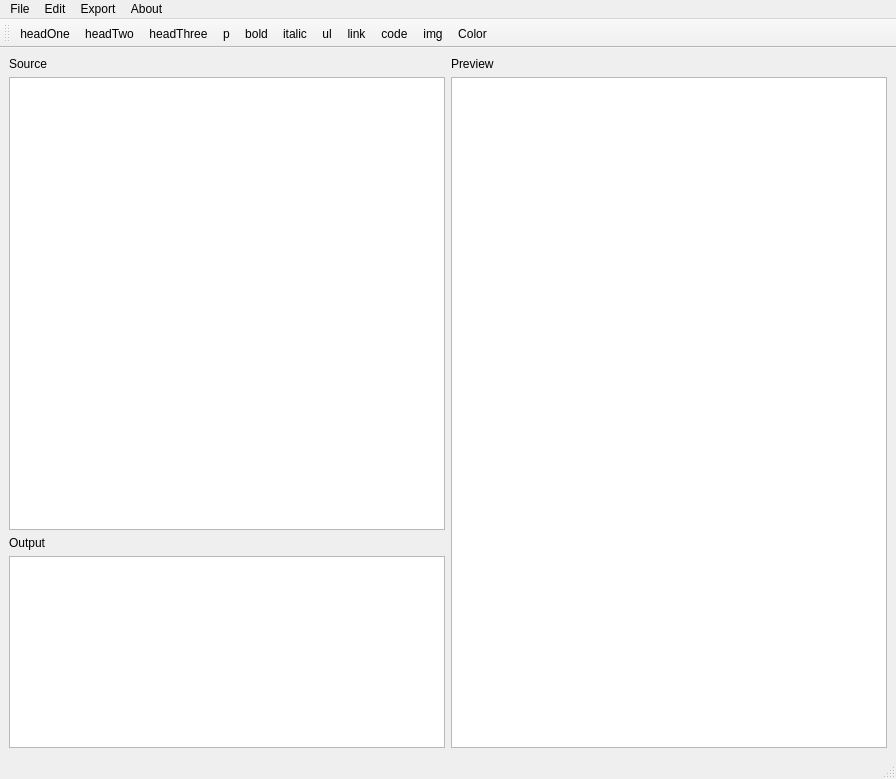
Qt form src/ui/mainwindow.ui (pavelkral/mdedit) before a commit.
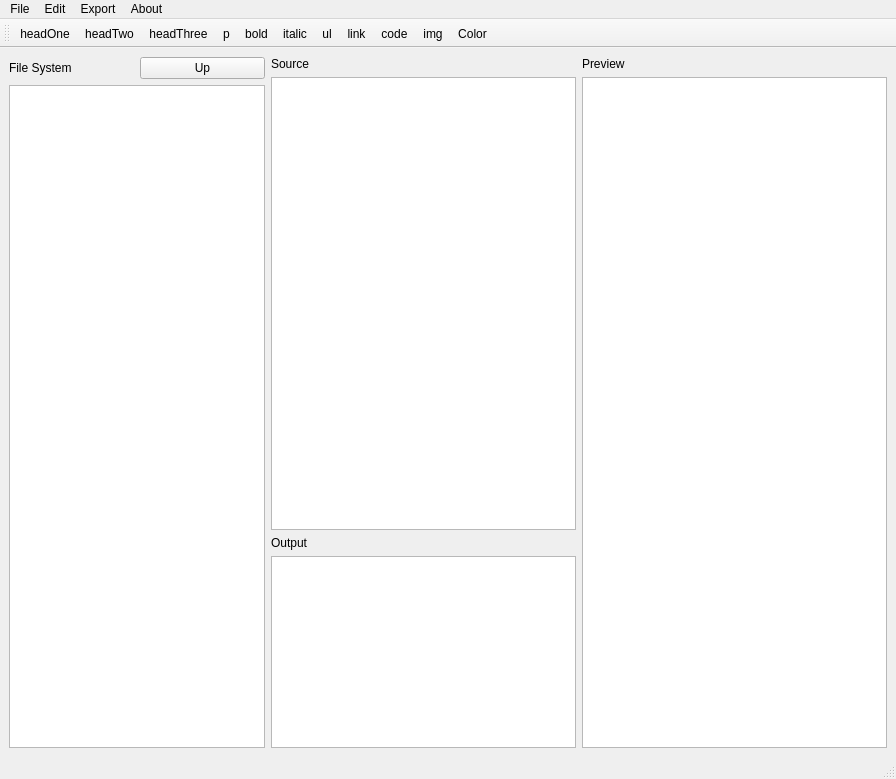
The same form after that commit. Icons and pictures are not drawn.

Commit message:
Add file system browser to main window
Introduced a file system browser using QFileSystemModel and a new ParentDirProxyModel, allowing users to navigate directories and open files from within the application. Updated the UI to include a file tree view and an 'Up' button for directory navigation. Refactored mainwindow.cpp and mainwindow.h to support the new functionality and added the necessary model classes.

Diff of the .ui file:
```diff
--- a/src/ui/mainwindow.ui
+++ b/src/ui/mainwindow.ui
@@ -18,8 +18,46 @@
     <normaloff>release/img/wedit.png</normaloff>release/img/wedit.png</iconset>
   </property>
   <widget class="QWidget" name="centralwidget">
+   <layout class="QGridLayout" name="gridLayout_3">
+    <item row="0" column="0">
    <layout class="QGridLayout" name="gridLayout">
-    <item row="0" column="0" rowspan="2">
+      <item row="0" column="0">
+       <layout class="QGridLayout" name="gridLayout_2">
+        <item row="0" column="0">
+         <widget class="QLabel" name="label_2">
+          <property name="styleSheet">
+           <string notr="true"/>
+          </property>
+          <property name="text">
+           <string>File System</string>
+          </property>
+         </widget>
+        </item>
+        <item row="0" column="1">
+         <widget class="QPushButton" name="backButton">
+          <property name="text">
+           <string>Up</string>
+          </property>
+         </widget>
+        </item>
+       </layout>
+      </item>
+      <item row="1" column="0">
+       <widget class="QTreeView" name="fileView">
+        <property name="enabled">
+         <bool>true</bool>
+        </property>
+        <property name="sizePolicy">
+         <sizepolicy hsizetype="Maximum" vsizetype="Expanding">
+          <horstretch>0</horstretch>
+          <verstretch>0</verstretch>
+         </sizepolicy>
+        </property>
+       </widget>
+      </item>
+     </layout>
+    </item>
+    <item row="0" column="1">
      <layout class="QVBoxLayout" name="verticalLayout">
       <item>
        <widget class="QLabel" name="label">
@@ -57,7 +95,9 @@
       </item>
      </layout>
     </item>
-    <item row="0" column="1">
+    <item row="0" column="2">
+     <layout class="QVBoxLayout" name="verticalLayout_2">
+      <item>
      <widget class="QLabel" name="labelPreview">
       <property name="enabled">
        <bool>true</bool>
@@ -67,8 +107,10 @@
       </property>
      </widget>
     </item>
-    <item row="1" column="1">
+      <item>
      <widget class="QTextEdit" name="textEditPreview"/>
+      </item>
+     </layout>
     </item>
    </layout>
   </widget>
```
Lines whose indentation alone changed are shown as unchanged. The commit also changes 5 other files.
